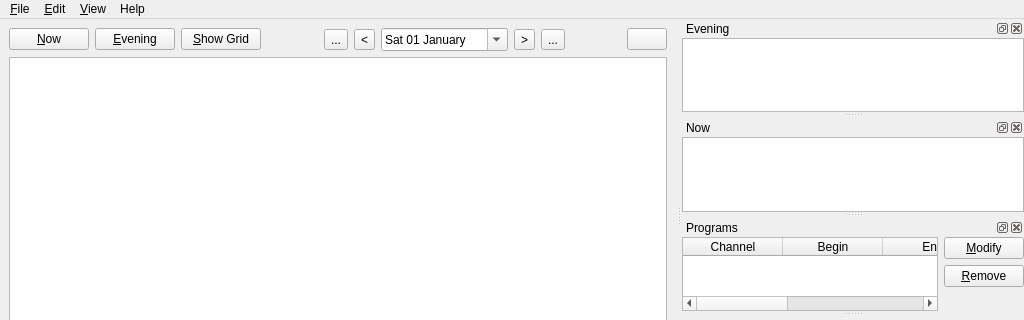
This is ui/mainwindow.ui in jlbrd/qmagneto as Qt 5 draws it before an edit; both pictures show x 0 to 1024 and y 0 to 320 of the 1024 by 649 pixel window. The edited form follows.
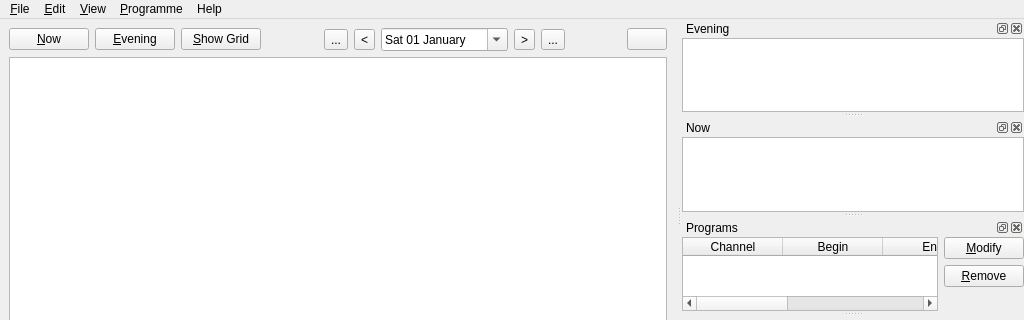
This is the edited form. Icons and pictures are not drawn. Custom widgets are drawn as their Qt base class.

```diff
--- a/ui/mainwindow.ui
+++ b/ui/mainwindow.ui
@@ -431,9 +431,19 @@
     <addaction name="action_About"/>
     <addaction name="action_AboutQt"/>
    </widget>
+   <widget class="QMenu" name="menu_Porgramme">
+    <property name="title">
+     <string>&amp;Programme</string>
+    </property>
+    <addaction name="action_Add_Program"/>
+    <addaction name="action_show_alert_when_starts"/>
+    <addaction name="action_Change_Thumbnail"/>
+    <addaction name="action_Delete_Thumbnail"/>
+   </widget>
    <addaction name="menu_File"/>
    <addaction name="menu_Edit"/>
    <addaction name="menu_View"/>
+   <addaction name="menu_Porgramme"/>
    <addaction name="menuHelp"/>
   </widget>
   <widget class="QStatusBar" name="statusbar">
```
Left out of the diff: 20 changed lines with no effect on the pictures.
